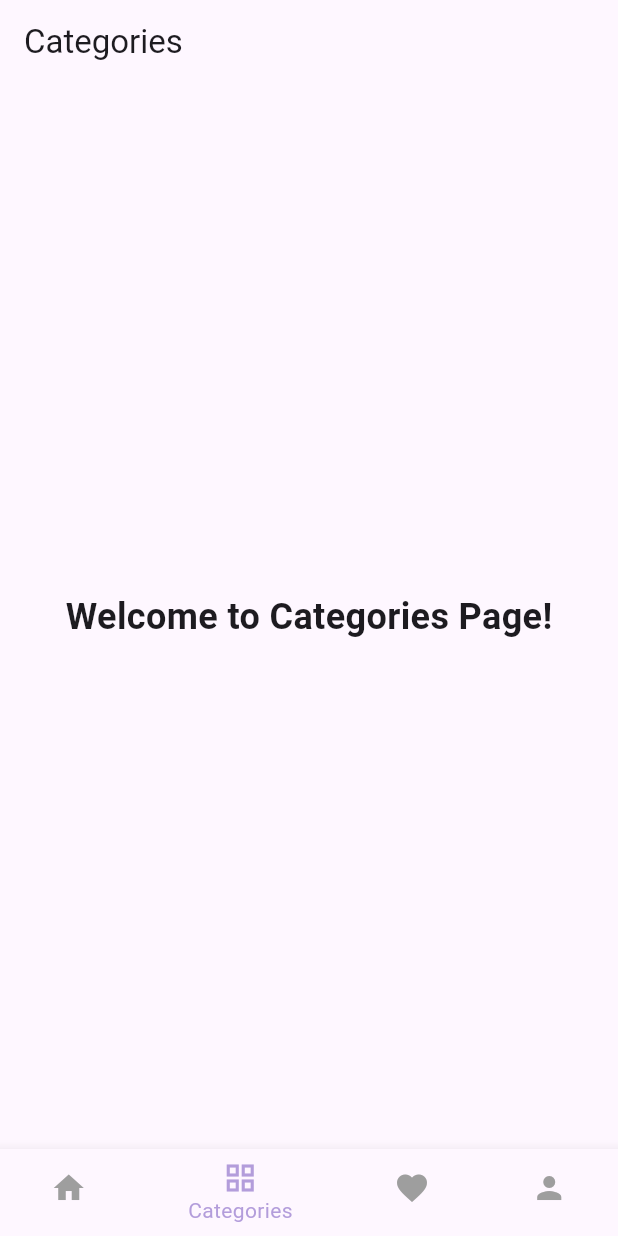
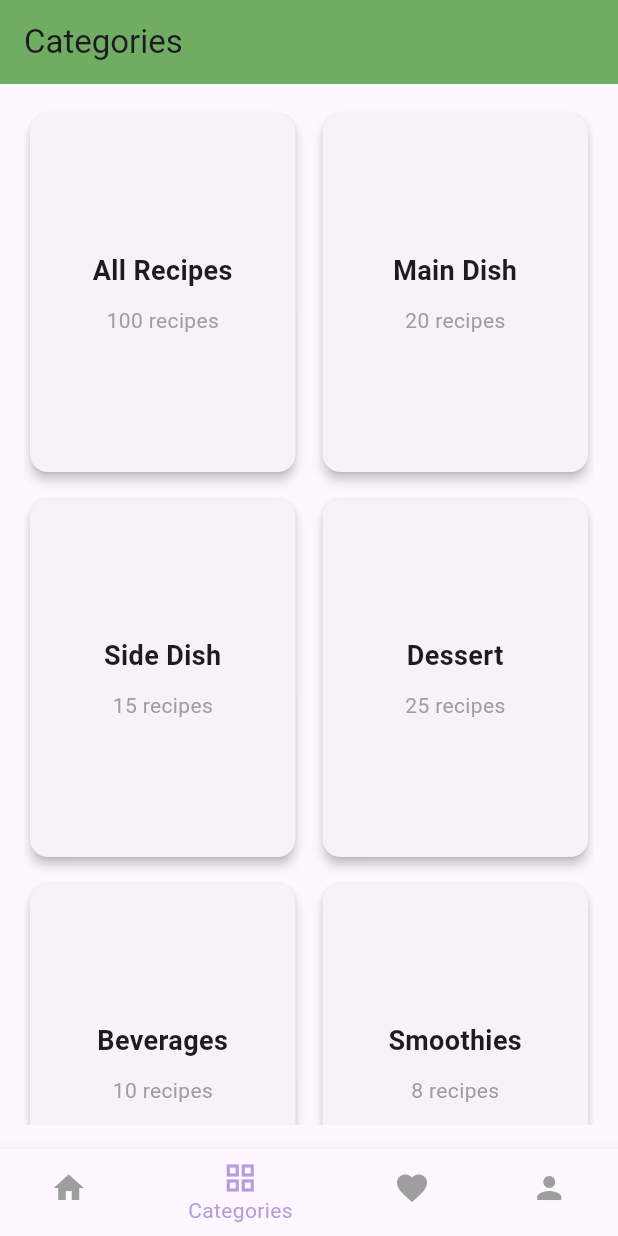
Before and after one commit to HamadAlmatouq/foodiez_frontend, a Flutter app: the screen it shows after launch, item 2 of the bottom bar chosen, on a phone screen of 412 x 824 dp. Run offline on Flutter 3.47's test engine with Material 3 defaults, Android fonts, the phone set to English and light mode, and no system bars; our stand-ins replace go_router.

Commit message:
categories, dont forget to add images

```diff
--- a/lib/main.dart
+++ b/lib/main.dart
@@ -54,7 +54,7 @@ class _MainScreenState extends State<MainScreen> {
   // List of pages for each tab
   final List<Widget> pages = [
     const HomePage(), // Home page content
-    const CategoriesPage(), // Categories page content
+    CategoriesPage(), // Categories page content
     const FavoritesPage(), // Favorites page content
     const ProfilePage(), // Profile page content
   ];
--- a/lib/pages/categories_page.dart
+++ b/lib/pages/categories_page.dart
@@ -1,20 +1,80 @@
 import 'package:flutter/material.dart';
+import 'package:foodiez_frontend/pages/widgets/category_card.dart';
+import 'package:foodiez_frontend/pages/widgets/category_card.dart';
 
 class CategoriesPage extends StatelessWidget {
-  const CategoriesPage({super.key});
+  final List<Map<String, dynamic>> categories = [
+    {'name': 'All Recipes', 'count': 100},
+    {'name': 'Main Dish', 'count': 20},
+    {'name': 'Side Dish', 'count': 15},
+    {'name': 'Dessert', 'count': 25},
+    {'name': 'Beverages', 'count': 10},
+    {'name': 'Smoothies', 'count': 8},
+    {'name': 'Salad', 'count': 12},
+    {'name': 'Vegan', 'count': 14},
+    {'name': 'Vegetarian', 'count': 18},
+    {'name': 'Keto', 'count': 10},
+  ];
+
+   CategoriesPage({super.key});
 
   @override
   Widget build(BuildContext context) {
     return Scaffold(
       appBar: AppBar(
         title: const Text('Categories'),
+        backgroundColor: const Color.fromARGB(255, 112, 173, 99),
       ),
-      body: const Center(
-        child: Text(
-          'Welcome to Categories Page!',
-          style: TextStyle(fontSize: 24, fontWeight: FontWeight.bold),
+      body: Padding(
+        padding: const EdgeInsets.all(16.0),
+        child: GridView.builder(
+          gridDelegate: const SliverGridDelegateWithFixedCrossAxisCount(
+            crossAxisCount: 2, // 2 cards per row
+            crossAxisSpacing: 10,
+            mainAxisSpacing: 10,
+            childAspectRatio: 3 / 4,
+          ),
+          itemCount: categories.length,
+          itemBuilder: (context, index) {
+            final category = categories[index];
+            return CategoryCard(
+              name: category['name'],
+              count: category['count'],
+              onTap: () {
+                // Navigate to a specific category page
+                Navigator.push(
+                  context,
+                  MaterialPageRoute(
+                    builder: (context) => CategoryDetailPage(category['name']),
+                  ),
+                );
+              },
+            );
+          },
         ),
       ),
     );
   }
 }
+
+// Dummy category detail page
+class CategoryDetailPage extends StatelessWidget {
+  final String categoryName;
+
+  const CategoryDetailPage(this.categoryName, {super.key});
+
+  @override
+  Widget build(BuildContext context) {
+    return Scaffold(
+      appBar: AppBar(
+        title: Text(categoryName),
+      ),
+      body: Center(
+        child: Text(
+          'Recipes for $categoryName',
+          style: const TextStyle(fontSize: 24, fontWeight: FontWeight.bold),
+        ),
+      ),
+    );
+  }
+}
--- /dev/null
+++ b/lib/pages/widgets/category_card.dart
@@ -0,0 +1,51 @@
+import 'package:flutter/material.dart';
+
+class CategoryCard extends StatelessWidget {
+  final String name;
+  final int count;
+  final VoidCallback onTap;
+
+  const CategoryCard({
+    Key? key,
+    required this.name,
+    required this.count,
+    required this.onTap,
+  }) : super(key: key);
+
+  @override
+  Widget build(BuildContext context) {
+    return GestureDetector(
+      onTap: onTap,
+      child: Card(
+        shape: RoundedRectangleBorder(
+          borderRadius: BorderRadius.circular(12),
+        ),
+        elevation: 3,
+        child: Padding(
+          padding: const EdgeInsets.all(16.0),
+          child: Column(
+            mainAxisAlignment: MainAxisAlignment.center,
+            children: [
+              Text(
+                name,
+                textAlign: TextAlign.center,
+                style: const TextStyle(
+                  fontSize: 18,
+                  fontWeight: FontWeight.bold,
+                ),
+              ),
+              const SizedBox(height: 10),
+              Text(
+                '$count recipes',
+                style: const TextStyle(
+                  fontSize: 14,
+                  color: Colors.grey,
+                ),
+              ),
+            ],
+          ),
+        ),
+      ),
+    );
+  }
+}
```
